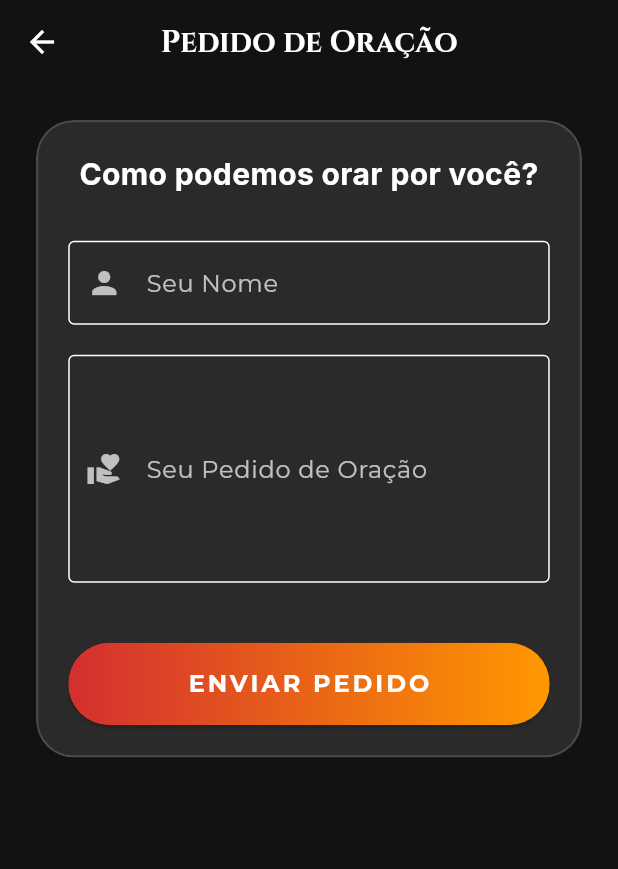
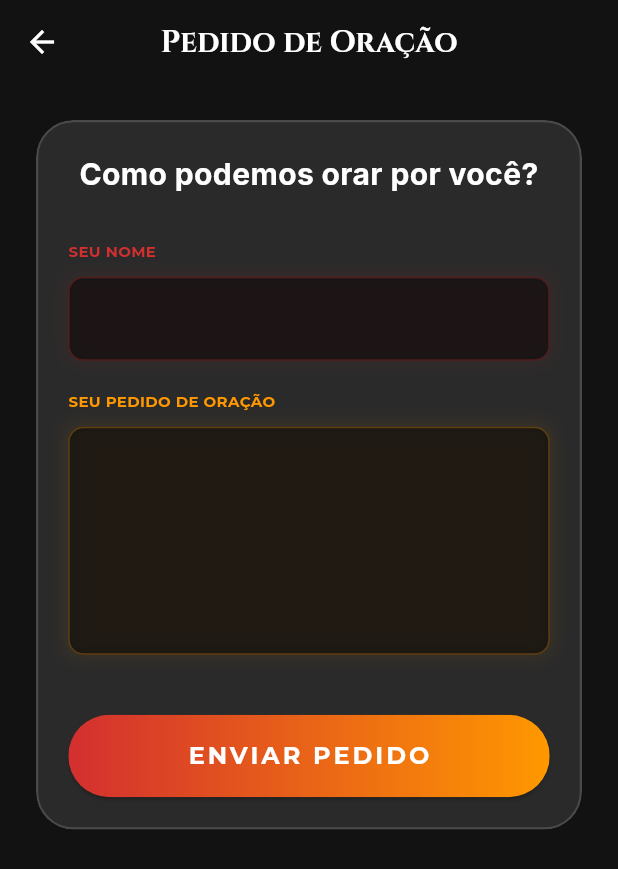
Before and after one commit to RafaSniper001/ibncv_app, a Flutter app: the OracaoScreen screen opened directly, on a phone screen of 412 x 824 dp. Shown: the top 869 px of the screen. Run offline on Flutter 3.47's test engine with Material 3 defaults, Android fonts, the phone set to English and light mode, and no system bars; our stand-ins replace glassmorphism, google_fonts, supabase_flutter, video_player; accounts and stored records are empty; network calls fail.

Commit message:
feat: Integracao do layout Neon e Glassmorphism na Home, Biblia e Oracao

```diff
--- a/lib/screens/oracao_screen.dart
+++ b/lib/screens/oracao_screen.dart
@@ -43,6 +43,40 @@ class _OracaoScreenState extends State<OracaoScreen> {
       if (mounted) ScaffoldMessenger.of(context).showSnackBar(SnackBar(content: Text('Erro inesperado: $e'), backgroundColor: Colors.red));
     }
   }
+  Widget _buildNeonTextField(String label, TextEditingController controller, Color neonColor, {int maxLines = 1}) {
+    return Column(
+      crossAxisAlignment: CrossAxisAlignment.start,
+      children: [
+        Text(label, style: GoogleFonts.montserrat(color: neonColor, fontSize: 10, fontWeight: FontWeight.bold)),
+        const SizedBox(height: 10),
+        Container(
+          decoration: BoxDecoration(
+            boxShadow: [
+              BoxShadow(color: neonColor.withOpacity(0.1), blurRadius: 10, spreadRadius: 1),
+            ],
+          ),
+          child: TextFormField(
+            controller: controller,
+            maxLines: maxLines,
+            style: const TextStyle(color: Colors.white),
+            decoration: InputDecoration(
+              filled: true,
+              fillColor: Colors.black.withOpacity(0.5),
+              enabledBorder: OutlineInputBorder(
+                borderSide: BorderSide(color: neonColor.withOpacity(0.3)),
+                borderRadius: BorderRadius.circular(10),
+              ),
+              focusedBorder: OutlineInputBorder(
+                borderSide: BorderSide(color: neonColor),
+                borderRadius: BorderRadius.circular(10),
+              ),
+            ),
+            validator: (value) => value == null || value.isEmpty ? 'Por favor, preencha este campo' : null,
+          ),
+        ),
+      ],
+    );
+  }
 
   @override
   Widget build(BuildContext context) {
@@ -74,30 +108,9 @@ class _OracaoScreenState extends State<OracaoScreen> {
                             textAlign: TextAlign.center,
                           ),
                           const SizedBox(height: 30),
-                          TextFormField(
-                            controller: _nomeController,
-                            style: const TextStyle(color: Colors.white),
-                            decoration: const InputDecoration(
-                              labelText: 'Seu Nome',
-                              labelStyle: TextStyle(color: Colors.white70),
-                              border: OutlineInputBorder(),
-                              prefixIcon: Icon(Icons.person, color: Colors.white70),
-                            ),
-                            validator: (value) => value!.isEmpty ? 'Por favor, informe seu nome' : null,
-                          ),
+                          _buildNeonTextField('SEU NOME', _nomeController, const Color(0xFFD32F2F)),
                           const SizedBox(height: 20),
-                          TextFormField(
-                            controller: _pedidoController,
-                            maxLines: 5,
-                            style: const TextStyle(color: Colors.white),
-                            decoration: const InputDecoration(
-                              labelText: 'Seu Pedido de Oração',
-                              labelStyle: TextStyle(color: Colors.white70),
-                              border: OutlineInputBorder(),
-                              prefixIcon: Icon(Icons.volunteer_activism, color: Colors.white70),
-                            ),
-                            validator: (value) => value!.isEmpty ? 'Por favor, descreva seu pedido' : null,
-                          ),
+                          _buildNeonTextField('SEU PEDIDO DE ORAÇÃO', _pedidoController, const Color(0xFFFF9800), maxLines: 5),
                           const SizedBox(height: 40),
                           ElevatedButton(
                             onPressed: _enviando ? null : _enviarPedido,
```
Also changed, not shown: lib/screens/biblia_screen.dart (+14 -6 lines), lib/screens/home_ibncv.dart (+97 -45 lines), lib/widgets/neon_card.dart (added, +53 -0 lines).
